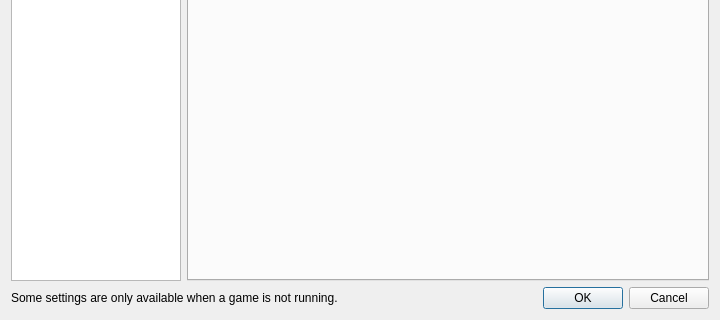
Above: src/storm_switch/configuration/configure.ui from ReiKatari/STORM_SWITCH before the change; both pictures show x 0 to 720 and y 380 to 700 of the 720 by 700 pixel window. Below: the same form after it.
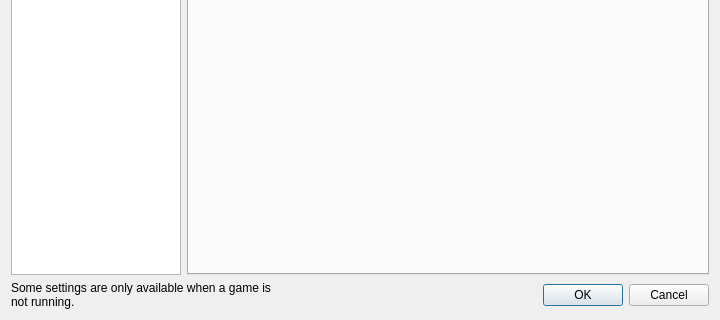
That is the form after the change.

Diff of the .ui file:
```diff
--- a/src/storm_switch/configuration/configure.ui
+++ b/src/storm_switch/configuration/configure.ui
@@ -12,8 +12,8 @@
   </property>
   <property name="minimumSize">
    <size>
-    <width>720</width>
-    <height>675</height>
+    <width>640</width>
+    <height>480</height>
    </size>
   </property>
   <property name="windowTitle">
@@ -66,6 +66,9 @@
        <property name="text">
         <string>Some settings are only available when a game is not running.</string>
        </property>
+       <property name="wordWrap">
+        <bool>true</bool>
+       </property>
       </widget>
      </item>
      <item>
```
